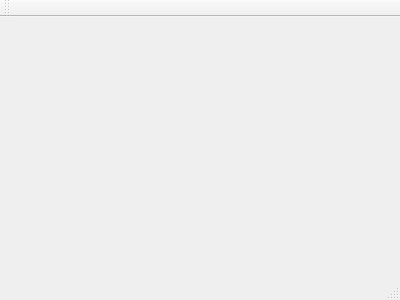
Above: src/jaqubsuite.ui from Tridentu/jaqubsuite before the change. Below: the same form after it.
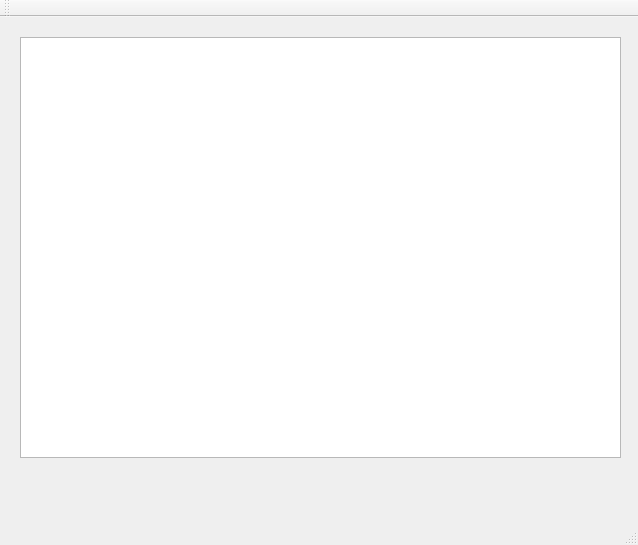
That is the form after the change.

Diff of the .ui file:
```diff
--- a/src/jaqubsuite.ui
+++ b/src/jaqubsuite.ui
@@ -6,15 +6,35 @@
    <rect>
     <x>0</x>
     <y>0</y>
-    <width>400</width>
-    <height>300</height>
+    <width>638</width>
+    <height>545</height>
    </rect>
   </property>
   <property name="windowTitle">
    <string>jaqubsuite</string>
   </property>
-  <widget class="QWidget" name="centralWidget"/>
-  <widget class="QMenuBar" name="menuBar"/>
+  <widget class="QWidget" name="centralWidget">
+   <widget class="QListWidget" name="recentConnections">
+    <property name="geometry">
+     <rect>
+      <x>20</x>
+      <y>20</y>
+      <width>601</width>
+      <height>421</height>
+     </rect>
+    </property>
+   </widget>
+  </widget>
+  <widget class="QMenuBar" name="menuBar">
+   <property name="geometry">
+    <rect>
+     <x>0</x>
+     <y>0</y>
+     <width>638</width>
+     <height>29</height>
+    </rect>
+   </property>
+  </widget>
   <widget class="QToolBar" name="mainToolBar">
    <attribute name="toolBarArea">
     <enum>TopToolBarArea</enum>
```
Left out of the diff: 2 changed lines with no effect on the pictures.
